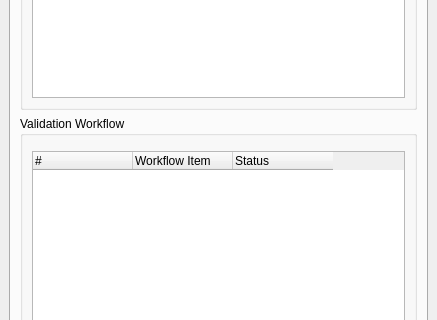
This is gui/ProductionTools/Toolboxes/ValidationToolbox/validation_toolbox.ui in dsgoficial/DsgTools as Qt 5 draws it before an edit; both pictures show x 0 to 437 and y 296 to 616 of the 437 by 815 pixel window. The edited form follows.
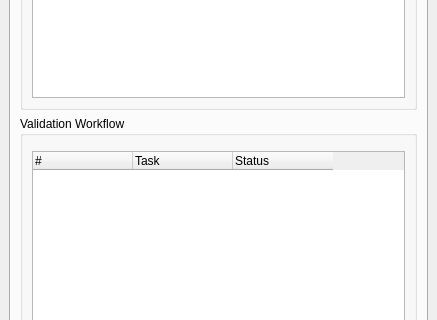
This is the edited form. Icons and pictures are not drawn. Custom widgets are drawn as their Qt base class.

```diff
--- a/gui/ProductionTools/Toolboxes/ValidationToolbox/validation_toolbox.ui
+++ b/gui/ProductionTools/Toolboxes/ValidationToolbox/validation_toolbox.ui
@@ -116,7 +116,7 @@
              </column>
              <column>
               <property name="text">
-               <string>Workflow Item</string>
+               <string>Task</string>
               </property>
              </column>
              <column>
```
